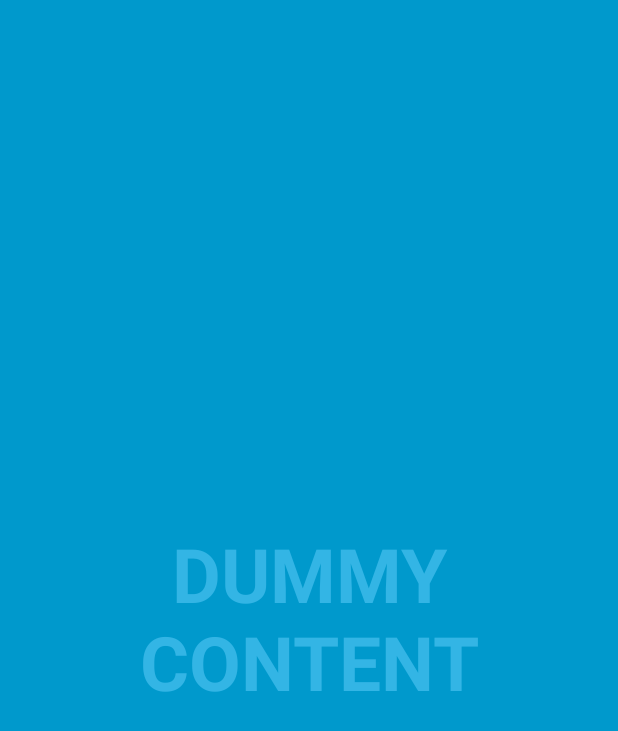
After one commit to NorahS/Cs102FP, an Android app: the RoundsActivity screen opened directly, with no data from a screen before it, on a phone screen of 412 x 824 dp. The commit adds this screen. Shown: the top 731 px of the screen. Run offline under Robolectric (Android 15) with nearby library versions, the phone set to English and light mode, and no system bars.

Commit message:
with Rounds Activity

```diff
--- a/app/build.gradle
+++ b/app/build.gradle
@@ -24,4 +24,5 @@ dependencies {
     testCompile 'junit:junit:4.12'
     compile 'com.android.support:appcompat-v7:23.1.1'
     compile 'com.android.support:design:23.1.1'
+    compile 'com.android.support:support-v4:23.1.1'
 }
--- a/app/src/main/AndroidManifest.xml
+++ b/app/src/main/AndroidManifest.xml
@@ -18,6 +18,12 @@
                 <category android:name="android.intent.category.LAUNCHER" />
             </intent-filter>
         </activity>
+        <activity
+            android:name=".RoundsActivity"
+            android:screenOrientation="sensor"
+            android:configChanges="orientation|keyboardHidden|screenSize"
+            android:label="@string/title_activity_rounds"
+            android:theme="@style/FullscreenTheme"></activity>
     </application>
 
 </manifest>
--- /dev/null
+++ b/app/src/main/java/n/headsup/RoundsActivity.java
@@ -0,0 +1,168 @@
+package n.headsup;
+
+import android.annotation.SuppressLint;
+import android.os.Bundle;
+import android.os.Handler;
+import android.support.v7.app.ActionBar;
+import android.support.v7.app.AppCompatActivity;
+import android.view.MotionEvent;
+import android.view.View;
+
+
+/**
+ * An example full-screen activity that shows and hides the system UI (i.e.
+ * status bar and navigation/system bar) with user interaction.
+ */
+public class RoundsActivity extends AppCompatActivity {
+    /**
+     * Whether or not the system UI should be auto-hidden after
+     * {@link #AUTO_HIDE_DELAY_MILLIS} milliseconds.
+     */
+    private static final boolean AUTO_HIDE = true;
+
+    /**
+     * If {@link #AUTO_HIDE} is set, the number of milliseconds to wait after
+     * user interaction before hiding the system UI.
+     */
+    private static final int AUTO_HIDE_DELAY_MILLIS = 3000;
+
+    /**
+     * Some older devices needs a small delay between UI widget updates
+     * and a change of the status and navigation bar.
+     */
+    private static final int UI_ANIMATION_DELAY = 300;
+    private final Handler mHideHandler = new Handler();
+    private View mContentView;
+    private final Runnable mHidePart2Runnable = new Runnable() {
+        @SuppressLint("InlinedApi")
+        @Override
+        public void run() {
+            // Delayed removal of status and navigation bar
+
+            // Note that some of these constants are new as of API 16 (Jelly Bean)
+            // and API 19 (KitKat). It is safe to use them, as they are inlined
+            // at compile-time and do nothing on earlier devices.
+            mContentView.setSystemUiVisibility(View.SYSTEM_UI_FLAG_LOW_PROFILE
+                    | View.SYSTEM_UI_FLAG_FULLSCREEN
+                    | View.SYSTEM_UI_FLAG_LAYOUT_STABLE
+                    | View.SYSTEM_UI_FLAG_IMMERSIVE_STICKY
+                    | View.SYSTEM_UI_FLAG_LAYOUT_HIDE_NAVIGATION
+                    | View.SYSTEM_UI_FLAG_HIDE_NAVIGATION);
+        }
+    };
+    private View mControlsView;
+    private final Runnable mShowPart2Runnable = new Runnable() {
+        @Override
+        public void run() {
+            // Delayed display of UI elements
+            ActionBar actionBar = getSupportActionBar();
+            if (actionBar != null) {
+                actionBar.show();
+            }
+            mControlsView.setVisibility(View.VISIBLE);
+        }
+    };
+    private boolean mVisible;
+    private final Runnable mHideRunnable = new Runnable() {
+        @Override
+        public void run() {
+            hide();
+        }
+    };
+    /**
+     * Touch listener to use for in-layout UI controls to delay hiding the
+     * system UI. This is to prevent the jarring behavior of controls going away
+     * while interacting with activity UI.
+     */
+    private final View.OnTouchListener mDelayHideTouchListener = new View.OnTouchListener() {
+        @Override
+        public boolean onTouch(View view, MotionEvent motionEvent) {
+            if (AUTO_HIDE) {
+                delayedHide(AUTO_HIDE_DELAY_MILLIS);
+            }
+            return false;
+        }
+    };
+
+    @Override
+    protected void onCreate(Bundle savedInstanceState) {
+        super.onCreate(savedInstanceState);
+
+        setContentView(R.layout.activity_rounds);
+        if (savedInstanceState == null) {
+            getSupportFragmentManager().beginTransaction()
+                    .add(R.id.container2, new RoundsFragment())
+                    .commit();
+        }
+        mVisible = true;
+        mControlsView = findViewById(R.id.fullscreen_content_controls);
+        mContentView = findViewById(R.id.fullscreen_content);
+
+
+        // Set up the user interaction to manually show or hide the system UI.
+        mContentView.setOnClickListener(new View.OnClickListener() {
+            @Override
+            public void onClick(View view) {
+                toggle();
+            }
+        });
+
+        // Upon interacting with UI controls, delay any scheduled hide()
+        // operations to prevent the jarring behavior of controls going away
+        // while interacting with the UI.
+        findViewById(R.id.dummy_button).setOnTouchListener(mDelayHideTouchListener);
+    }
+
+    @Override
+    protected void onPostCreate(Bundle savedInstanceState) {
+        super.onPostCreate(savedInstanceState);
+
+        // Trigger the initial hide() shortly after the activity has been
+        // created, to briefly hint to the user that UI controls
+        // are available.
+        delayedHide(100);
+    }
+
+    private void toggle() {
+        if (mVisible) {
+            hide();
+        } else {
+            show();
+        }
+    }
+
+    private void hide() {
+        // Hide UI first
+        ActionBar actionBar = getSupportActionBar();
+        if (actionBar != null) {
+            actionBar.hide();
+        }
+        mControlsView.setVisibility(View.GONE);
+        mVisible = false;
+
+        // Schedule a runnable to remove the status and navigation bar after a delay
+        mHideHandler.removeCallbacks(mShowPart2Runnable);
+        mHideHandler.postDelayed(mHidePart2Runnable, UI_ANIMATION_DELAY);
+    }
+
+    @SuppressLint("InlinedApi")
+    private void show() {
+        // Show the system bar
+        mContentView.setSystemUiVisibility(View.SYSTEM_UI_FLAG_LAYOUT_FULLSCREEN
+                | View.SYSTEM_UI_FLAG_LAYOUT_HIDE_NAVIGATION);
+        mVisible = true;
+
+        // Schedule a runnable to display UI elements after a delay
+        mHideHandler.removeCallbacks(mHidePart2Runnable);
+        mHideHandler.postDelayed(mShowPart2Runnable, UI_ANIMATION_DELAY);
+    }
+
+    /**
+     * Schedules a call to hide() in [delay] milliseconds, canceling any
+     * previously scheduled calls.
+     */
+    private void delayedHide(int delayMillis) {
+        mHideHandler.removeCallbacks(mHideRunnable);
+        mHideHandler.postDelayed(mHideRunnable, delayMillis);
+    }
+}
--- /dev/null
+++ b/app/src/main/java/n/headsup/RoundsFragment.java
@@ -0,0 +1,87 @@
+package n.headsup;
+
+import android.content.Context;
+import android.hardware.Sensor;
+import android.hardware.SensorEvent;
+import android.hardware.SensorEventListener;
+import android.hardware.SensorManager;
+import android.os.Bundle;
+import android.support.v4.app.Fragment;
+import android.view.LayoutInflater;
+import android.view.View;
+import android.view.ViewGroup;
+import android.widget.TextView;
+
+/**
+ * Created by Norah on 2/2/16 AD.
+ */
+public class RoundsFragment extends Fragment implements SensorEventListener {
+
+    private SensorManager senSensorManager;
+    private Sensor senAccelerometer;
+    private long lastUpdate = 0;
+    private float last_x, last_y, last_z;
+    private static final int SHAKE_THRESHOLD = 600;
+    private  String axix="";
+    private  View  rootView =null;
+    //constructor
+    public RoundsFragment(){}
+
+
+    @Override
+    public View onCreateView(LayoutInflater inflater, ViewGroup container,
+                             Bundle savedInstanceState) {
+       rootView = inflater.inflate(R.layout.content_round, container, false);
+
+        senSensorManager = (SensorManager) getContext().getSystemService(Context.SENSOR_SERVICE);
+        senAccelerometer = senSensorManager.getDefaultSensor(Sensor.TYPE_ACCELEROMETER);
+        senSensorManager.registerListener(this, senAccelerometer , SensorManager.SENSOR_DELAY_NORMAL);
+
+
+
+
+        return rootView;
+
+
+    }
+    @Override
+    public void onSensorChanged(SensorEvent event) {
+        Sensor mySensor = event.sensor;
+
+        if (mySensor.getType() == Sensor.TYPE_ACCELEROMETER) {
+            float x = event.values[0];
+            float y = event.values[1];
+            float z = event.values[2];
+
+            long curTime = System.currentTimeMillis();
+
+            if ((curTime - lastUpdate) > 100) {
+                long diffTime = (curTime - lastUpdate);
+                lastUpdate = curTime;
+
+                float speed = Math.abs(x + y + z - last_x - last_y - last_z) / diffTime * 10000;
+
+                if (speed > SHAKE_THRESHOLD && rootView!=null) {
+                    TextView txt = (TextView) rootView.findViewById(R.id.textView);
+                    //txt.setText("x:"+last_x+"\ny:"+last_y+"\nz:"+last_z);
+                    if(last_x<=0 && last_y<=0){
+                        txt.setText("wrong x:"+last_x+"\ny:"+last_y+"\nz:"+last_z);
+                    }else if(last_x<=0 && last_z<=0){
+                        txt.setText("right"+"x:"+last_x+"\ny:"+last_y+"\nz:"+last_z);
+                    }
+                }
+
+                last_x = x;
+                last_y = y;
+                last_z = z;
+            }
+        }
+    }
+
+    @Override
+    public void onAccuracyChanged(Sensor sensor, int accuracy) {
+
+    }
+
+
+}
--- a/app/src/main/res/layout/activity_main.xml
+++ b/app/src/main/res/layout/activity_main.xml
@@ -2,6 +2,7 @@
 <android.support.design.widget.CoordinatorLayout xmlns:android="http://schemas.android.com/apk/res/android"
     xmlns:app="http://schemas.android.com/apk/res-auto"
     xmlns:tools="http://schemas.android.com/tools"
+    android:id="@+id/container"
     android:layout_width="match_parent"
     android:layout_height="match_parent"
     android:fitsSystemWindows="true"
--- /dev/null
+++ b/app/src/main/res/layout/activity_rounds.xml
@@ -0,0 +1,51 @@
+<FrameLayout xmlns:android="http://schemas.android.com/apk/res/android"
+    xmlns:tools="http://schemas.android.com/tools"
+    android:id="@+id/container2"
+    android:layout_width="match_parent"
+    android:layout_height="match_parent"
+    android:background="#0099cc"
+    tools:context="n.headsup.RoundsActivity">
+
+    <!-- The primary full-screen view. This can be replaced with whatever view
+         is needed to present your content, e.g. VideoView, SurfaceView,
+         TextureView, etc. -->
+    <TextView
+        android:id="@+id/fullscreen_content"
+        android:layout_width="match_parent"
+        android:layout_height="match_parent"
+        android:gravity="center"
+        android:keepScreenOn="true"
+        android:text="@string/dummy_content"
+        android:textColor="#33b5e5"
+        android:textSize="50sp"
+        android:textStyle="bold" />
+
+    <!-- This FrameLayout insets its children based on system windows using
+         android:fitsSystemWindows. -->
+    <FrameLayout
+        android:layout_width="match_parent"
+        android:layout_height="match_parent"
+        android:fitsSystemWindows="true">
+
+        <LinearLayout
+            android:id="@+id/fullscreen_content_controls"
+            style="?metaButtonBarStyle"
+            android:layout_width="match_parent"
+            android:layout_height="wrap_content"
+            android:layout_gravity="bottom|center_horizontal"
+            android:background="@color/black_overlay"
+            android:orientation="horizontal"
+            tools:ignore="UselessParent">
+
+            <Button
+                android:id="@+id/dummy_button"
+                style="?metaButtonBarButtonStyle"
+                android:layout_width="0dp"
+                android:layout_height="wrap_content"
+                android:layout_weight="1"
+                android:text="@string/dummy_button" />
+
+        </LinearLayout>
+    </FrameLayout>
+
+</FrameLayout>
--- /dev/null
+++ b/app/src/main/res/layout/content_round.xml
@@ -0,0 +1,16 @@
+<?xml version="1.0" encoding="utf-8"?>
+<RelativeLayout xmlns:android="http://schemas.android.com/apk/res/android"
+    android:orientation="vertical" android:layout_width="match_parent"
+    android:layout_height="match_parent"
+    android:weightSum="1">
+
+    <TextView
+        android:layout_width="166dp"
+        android:layout_height="64dp"
+        android:textAppearance="?android:attr/textAppearanceMedium"
+        android:text=""
+        android:id="@+id/textView"
+        android:layout_gravity="center_horizontal"
+        android:layout_centerVertical="true"
+        android:layout_centerHorizontal="true" />
+</RelativeLayout>
--- a/app/src/main/res/values/colors.xml
+++ b/app/src/main/res/values/colors.xml
@@ -3,4 +3,6 @@
     <color name="colorPrimary">#3F51B5</color>
     <color name="colorPrimaryDark">#303F9F</color>
     <color name="colorAccent">#FF4081</color>
+
+    <color name="black_overlay">#66000000</color>
 </resources>
--- a/app/src/main/res/values/strings.xml
+++ b/app/src/main/res/values/strings.xml
@@ -1,4 +1,8 @@
 <resources>
     <string name="app_name">HeadsUp</string>
     <string name="action_settings">Settings</string>
+
+    <string name="title_activity_rounds">RoundsActivity</string>
+    <string name="dummy_button">Dummy Button</string>
+    <string name="dummy_content">DUMMY\nCONTENT</string>
 </resources>
--- a/app/src/main/res/values/styles.xml
+++ b/app/src/main/res/values/styles.xml
@@ -17,4 +17,16 @@
 
     <style name="AppTheme.PopupOverlay" parent="ThemeOverlay.AppCompat.Light" />
 
+    <style name="FullscreenTheme" parent="AppTheme">
+        <item name="android:actionBarStyle">@style/FullscreenActionBarStyle</item>
+        <item name="android:windowActionBarOverlay">true</item>
+        <item name="android:windowBackground">@null</item>
+        <item name="metaButtonBarStyle">?android:attr/buttonBarStyle</item>
+        <item name="metaButtonBarButtonStyle">?android:attr/buttonBarButtonStyle</item>
+    </style>
+
+    <style name="FullscreenActionBarStyle" parent="Widget.AppCompat.ActionBar">
+        <item name="android:background">@color/black_overlay</item>
+    </style>
+
 </resources>
```
Also changed, not shown: app/src/main/java/n/headsup/MainActivity.java (+7 -0 lines), app/src/main/java/n/headsup/MainFragment.java (added, +45 -0 lines), app/src/main/res/layout/content_main.xml (+7 -2 lines), app/src/main/res/values/attrs.xml (added, +12 -0 lines).
